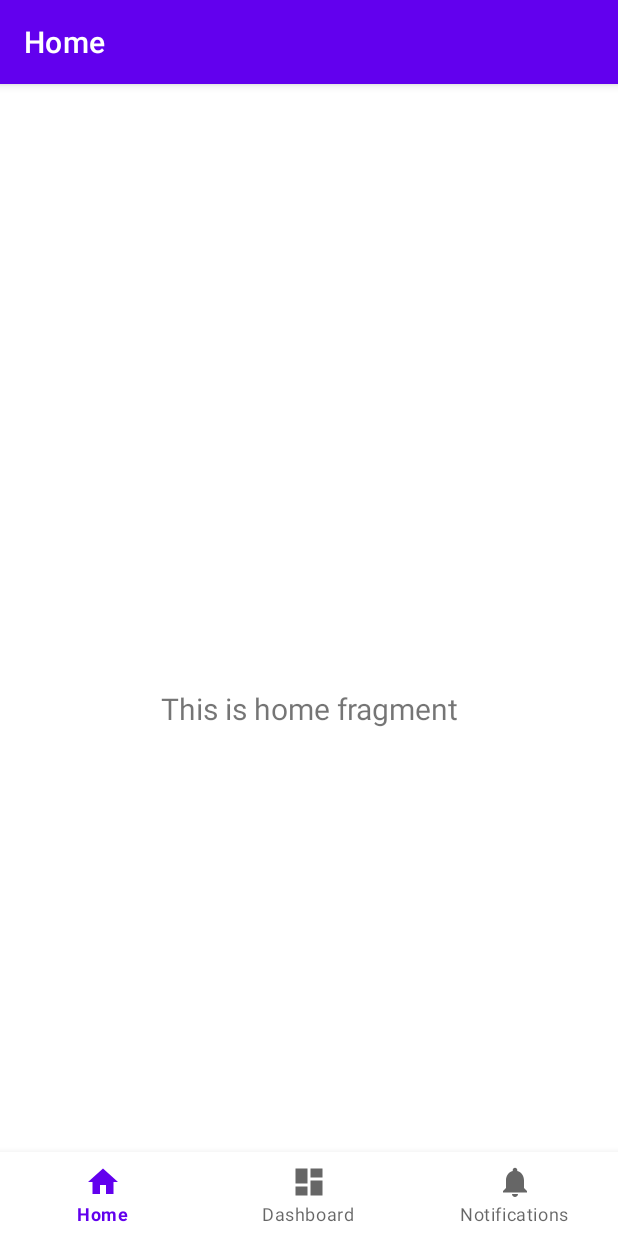
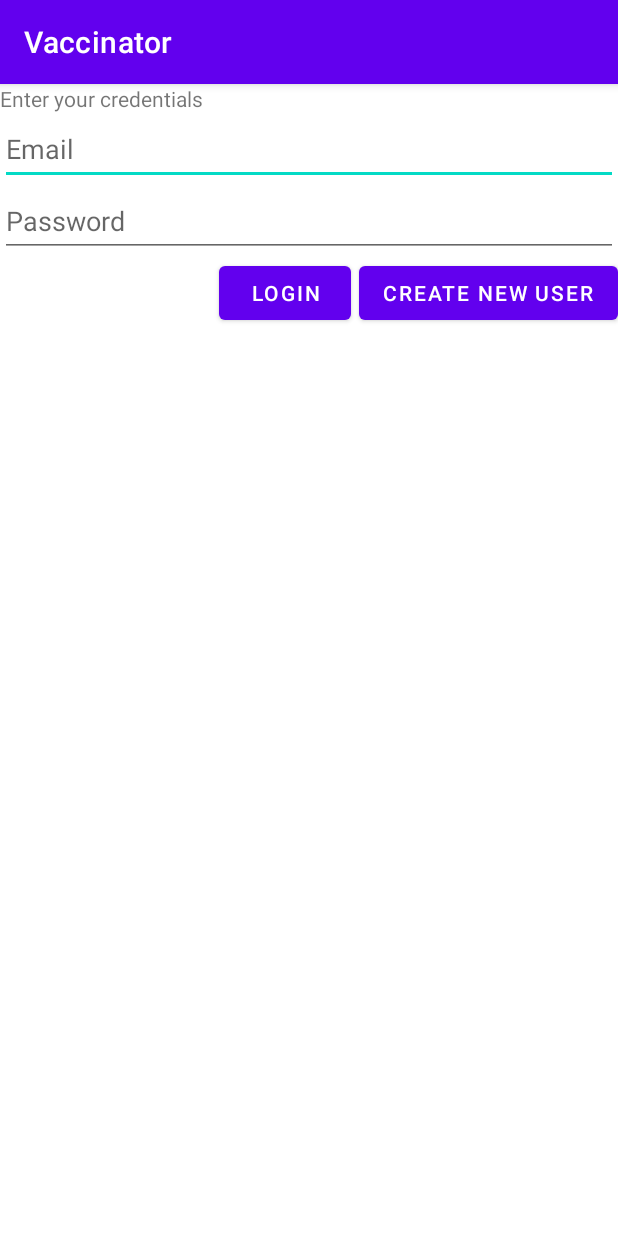
Before and after one commit to pmurria9816/Vaccinator, an Android app: the screen it shows after launch (MainActivity before the commit, LaunchActivity after it), on a phone screen of 412 x 824 dp. Run offline under Robolectric (Android 15) with nearby library versions, the phone set to English and light mode, and no system bars.

Commit message:
Created login page and logic and register user functions, also fixed some issues in userDAO

```diff
--- a/app/src/main/AndroidManifest.xml
+++ b/app/src/main/AndroidManifest.xml
@@ -10,15 +10,20 @@
         android:supportsRtl="true"
         android:theme="@style/Theme.Vaccinator">
         <activity
-            android:name=".MainActivity"
-            android:exported="true"
-            android:label="@string/app_name">
+            android:name=".LaunchActivity"
+            android:exported="true" >
             <intent-filter>
                 <action android:name="android.intent.action.MAIN" />
 
                 <category android:name="android.intent.category.LAUNCHER" />
             </intent-filter>
         </activity>
+        <activity
+            android:name=".MainActivity"
+            android:exported="true"
+            android:label="@string/app_name">
+
+        </activity>
     </application>
 
 </manifest>
--- /dev/null
+++ b/app/src/main/java/com/assignment2/vaccinator/LaunchActivity.java
@@ -0,0 +1,95 @@
+package com.assignment2.vaccinator;
+
+import androidx.appcompat.app.AppCompatActivity;
+
+import android.content.Intent;
+import android.os.Bundle;
+import android.view.View;
+import android.widget.Button;
+import android.widget.EditText;
+import android.widget.LinearLayout;
+import android.widget.Toast;
+
+import com.assignment2.vaccinator.dao.UserDAO;
+import com.assignment2.vaccinator.models.User;
+
+public class LaunchActivity extends AppCompatActivity {
+
+    LinearLayout layout;
+
+    @Override
+    protected void onCreate(Bundle savedInstanceState) {
+        super.onCreate(savedInstanceState);
+        setContentView(R.layout.activity_launch);
+
+        Button save = (Button) findViewById(R.id.saveUserButton);
+
+        layout = findViewById(R.id.registerLayout);
+        layout.setVisibility(View.GONE);
+
+        //Saving user events
+        save.setOnClickListener(new View.OnClickListener() {
+            @Override
+            public void onClick(View view) {
+
+                EditText firstName, lastName, phone, email, password, confirm;
+
+                firstName = findViewById(R.id.regFirstName);
+                lastName = findViewById(R.id.regLastName);
+                phone = findViewById(R.id.regPhone);
+                email = findViewById(R.id.regEmail);
+                password = findViewById(R.id.regPassword);
+                confirm = findViewById(R.id.regConfirmPassword);
+                if(password.getText().toString().compareTo(confirm.getText().toString()) == 0) {
+
+                    User user = new User(email.getText().toString(), password.getText().toString(), firstName.getText().toString(), lastName.getText().toString(), phone.getText().toString());
+                    UserDAO db = new UserDAO(getApplicationContext());
+                    db.insert(user);
+                    Toast.makeText(getApplicationContext(), "User successfully registered!", Toast.LENGTH_SHORT).show();
+
+                    layout = findViewById(R.id.loginLayout);
+                    layout.setVisibility(View.VISIBLE);
+                    layout = findViewById(R.id.registerLayout);
+                    layout.setVisibility(View.GONE);
+                }
+                else{
+                    Toast.makeText(getApplicationContext(), "Passwords doesn't match", Toast.LENGTH_SHORT).show();
+                }
+            }
+        });
+
+        //Start registering new user events
+        Button register = (Button) findViewById(R.id.registerButton);
+        register.setOnClickListener(new View.OnClickListener() {
+            @Override
+            public void onClick(View view) {
+                layout = findViewById(R.id.loginLayout);
+                layout.setVisibility(View.GONE);
+                layout = findViewById(R.id.registerLayout);
+                layout.setVisibility(View.VISIBLE);
+            }
+        });
+
+        //login events
+        Button login = (Button) findViewById(R.id.login);
+        login.setOnClickListener(new View.OnClickListener() {
+            @Override
+            public void onClick(View view) {
+
+                EditText username, password;
+
+                username = findViewById(R.id.loginEmail);
+                password = findViewById(R.id.loginPassword);
+
+                UserDAO db = new UserDAO(getApplicationContext());
+
+                if(db.authenticate(username.getText().toString(), password.getText().toString())) {
+                    Intent intent = new Intent(LaunchActivity.this, MainActivity.class);
+                    startActivity(intent);
+                }
+                else
+                    Toast.makeText(getApplicationContext(), "Login Failure", Toast.LENGTH_SHORT).show();
+            }
+        });
+    }
+}
--- a/app/src/main/java/com/assignment2/vaccinator/dao/UserDAO.java
+++ b/app/src/main/java/com/assignment2/vaccinator/dao/UserDAO.java
@@ -21,7 +21,6 @@ public class UserDAO extends SQLiteOpenHelper {
     public static final String COL4 = "firstName";
     public static final String COL5 = "lastName";
     public static final String COL6 = "phone";
-
 
     public static final String CREATE_TABLE = "create table " + TABLE_NAME + "("
             + COL1 + " INTEGER PRIMARY KEY AUTOINCREMENT, "
@@ -54,6 +53,9 @@ public class UserDAO extends SQLiteOpenHelper {
         ContentValues values = new ContentValues();
         values.put(COL2, data.getEmail());
         values.put(COL3, data.getPassword());
+        values.put(COL4, data.getFirstName());
+        values.put(COL5, data.getLastName());
+        values.put(COL6, data.getPhone());
 
         SQLiteDatabase db = this.getWritableDatabase();
         long result = db.insert(TABLE_NAME, null, values);
@@ -90,7 +92,7 @@ public class UserDAO extends SQLiteOpenHelper {
         if(cursor == null)
             return false;
 
-        if (login == cursor.getString(1) && password == cursor.getString(2))
+        if (cursor.getString(1).compareTo(login) == 0 && cursor.getString(2).compareTo(password) == 0)
             return true;
         return false;
     }
--- /dev/null
+++ b/app/src/main/res/layout/activity_launch.xml
@@ -0,0 +1,141 @@
+<?xml version="1.0" encoding="utf-8"?>
+<LinearLayout xmlns:android="http://schemas.android.com/apk/res/android"
+    xmlns:app="http://schemas.android.com/apk/res-auto"
+    xmlns:tools="http://schemas.android.com/tools"
+    android:layout_width="match_parent"
+    android:layout_height="match_parent"
+    android:orientation="vertical"
+    tools:context=".LaunchActivity">
+
+    <LinearLayout
+        android:id="@+id/loginLayout"
+        android:layout_width="match_parent"
+        android:layout_height="wrap_content"
+        android:orientation="vertical">
+
+        <TextView
+            android:id="@+id/loginLabel"
+            android:layout_width="match_parent"
+            android:layout_height="wrap_content"
+            android:text="@string/enter_your_credentials" />
+
+        <EditText
+            android:id="@+id/loginEmail"
+            android:layout_width="match_parent"
+            android:layout_height="wrap_content"
+            android:ems="10"
+            android:hint="@string/email"
+            android:inputType="textPersonName"
+            android:minHeight="48dp"
+            tools:layout_editor_absoluteY="118dp" />
+
+        <EditText
+            android:id="@+id/loginPassword"
+            android:layout_width="match_parent"
+            android:layout_height="wrap_content"
+            android:ems="10"
+            android:hint="@string/password"
+            android:inputType="textPassword"
+            android:minHeight="48dp"
+            tools:layout_editor_absoluteX="0dp"
+            tools:layout_editor_absoluteY="220dp" />
+
+        <LinearLayout
+            android:layout_width="match_parent"
+            android:layout_height="match_parent"
+            android:gravity="end"
+            android:orientation="horizontal">
+
+            <Button
+                android:id="@+id/login"
+                android:layout_width="wrap_content"
+                android:layout_height="wrap_content"
+                android:layout_marginRight="5dp"
+                android:text="@string/login" />
+
+            <Button
+                android:id="@+id/registerButton"
+                android:layout_width="wrap_content"
+                android:layout_height="wrap_content"
+                android:layout_weight="0"
+                android:text="@string/create_new_user" />
+        </LinearLayout>
+
+    </LinearLayout>
+
+    <LinearLayout
+        android:id="@+id/registerLayout"
+        android:layout_width="match_parent"
+        android:layout_height="wrap_content"
+        android:orientation="vertical">
+
+        <TextView
+            android:id="@+id/registerLabel"
+            android:layout_width="match_parent"
+            android:layout_height="wrap_content"
+            android:text="@string/register_new_user" />
+
+        <EditText
+            android:id="@+id/regEmail"
+            android:layout_width="match_parent"
+            android:layout_height="wrap_content"
+            android:ems="10"
+            android:hint="@string/email"
+            android:inputType="textPersonName"
+            android:minHeight="48dp" />
+
+        <EditText
+            android:id="@+id/regFirstName"
+            android:layout_width="match_parent"
+            android:layout_height="wrap_content"
+            android:ems="10"
+            android:hint="@string/first_name"
+            android:inputType="textPersonName"
+            android:minHeight="48dp" />
+
+        <EditText
+            android:id="@+id/regLastName"
+            android:layout_width="match_parent"
+            android:layout_height="wrap_content"
+            android:ems="10"
+            android:hint="@string/last_name"
+            android:inputType="textPersonName"
+            android:minHeight="48dp" />
+
+        <EditText
+            android:id="@+id/regPhone"
+            android:layout_width="match_parent"
+            android:layout_height="wrap_content"
+            android:ems="10"
+            android:hint="@string/phone_number"
+            android:inputType="textPersonName"
+            android:minHeight="48dp" />
+
+        <EditText
+            android:id="@+id/regPassword"
+            android:layout_width="match_parent"
+            android:layout_height="wrap_content"
+            android:ems="10"
+            android:hint="@string/choose_a_password"
+            android:inputType="textPassword"
+            android:minHeight="48dp" />
+
+        <EditText
+            android:id="@+id/regConfirmPassword"
+            android:layout_width="match_parent"
+            android:layout_height="wrap_content"
+            android:ems="10"
+            android:hint="@string/confirm_this_password"
+            android:inputType="textPassword"
+            android:minHeight="48dp" />
+
+        <Button
+            android:id="@+id/saveUserButton"
+
+            android:layout_width="wrap_content"
+            android:layout_height="wrap_content"
+            android:layout_gravity="end"
+            android:text="@string/save" />
+    </LinearLayout>
+
+</LinearLayout>
--- a/app/src/main/res/values/strings.xml
+++ b/app/src/main/res/values/strings.xml
@@ -3,4 +3,16 @@
     <string name="title_home">Home</string>
     <string name="title_dashboard">Dashboard</string>
     <string name="title_notifications">Notifications</string>
+    <string name="email">Email</string>
+    <string name="password">Password</string>
+    <string name="login">Login</string>
+    <string name="create_new_user">Create new user</string>
+    <string name="register_new_user">Register new user</string>
+    <string name="last_name">Last Name</string>
+    <string name="phone_number">Phone Number</string>
+    <string name="choose_a_password">Choose a password</string>
+    <string name="first_name">First name</string>
+    <string name="confirm_this_password">Confirm this password</string>
+    <string name="save">Save</string>
+    <string name="enter_your_credentials">Enter your credentials</string>
 </resources>
```
